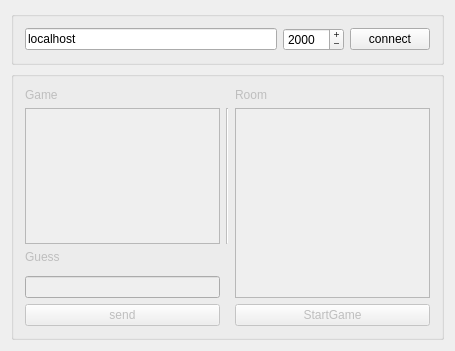
First picture: the form in client/mywidget.ui, repository pwput/PUT_SK2_Hangman, before the edit.
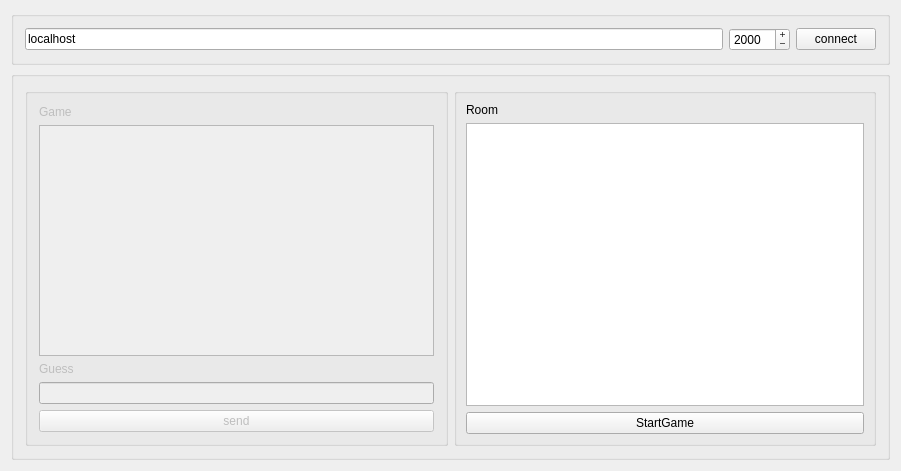
Second picture: the form after the edit.

```diff
--- a/client/mywidget.ui
+++ b/client/mywidget.ui
@@ -6,8 +6,8 @@
    <rect>
     <x>0</x>
     <y>0</y>
-    <width>455</width>
-    <height>351</height>
+    <width>901</width>
+    <height>471</height>
    </rect>
   </property>
   <property name="windowTitle">
@@ -54,68 +54,91 @@
     </widget>
    </item>
    <item>
+    <widget class="QGroupBox" name="groupBox">
+     <layout class="QHBoxLayout" name="horizontalLayout_8">
+      <item>
     <widget class="QGroupBox" name="talkGroup">
      <property name="enabled">
       <bool>false</bool>
      </property>
+        <property name="maximumSize">
+         <size>
+          <width>437</width>
+          <height>16777215</height>
+         </size>
+        </property>
      <property name="title">
       <string/>
      </property>
-     <layout class="QGridLayout" name="gridLayout">
-      <item row="4" column="0">
+        <layout class="QGridLayout" name="gridLayout_10">
+         <item row="0" column="0">
+          <widget class="QLabel" name="gameLabel">
+           <property name="text">
+            <string>Game</string>
+           </property>
+          </widget>
+         </item>
+         <item row="2" column="0">
+          <widget class="QLabel" name="guessLabel">
+           <property name="text">
+            <string>Guess</string>
+           </property>
+          </widget>
+         </item>
+         <item row="3" column="0">
        <widget class="QLineEdit" name="msgLineEdit"/>
       </item>
       <item row="1" column="0">
-       <widget class="QTextEdit" name="msgsTextEdit">
+          <widget class="QTextEdit" name="gameTextEdit">
         <property name="readOnly">
          <bool>true</bool>
         </property>
        </widget>
       </item>
-      <item row="1" column="1">
-       <widget class="Line" name="line">
-        <property name="orientation">
-         <enum>Qt::Vertical</enum>
-        </property>
-       </widget>
-      </item>
-      <item row="0" column="0">
-       <widget class="QLabel" name="gameLabel">
-        <property name="text">
-         <string>Game</string>
-        </property>
-       </widget>
-      </item>
-      <item row="0" column="2">
-       <widget class="QLabel" name="roomlabel">
-        <property name="text">
-         <string>Room</string>
-        </property>
-       </widget>
-      </item>
-      <item row="5" column="0">
+         <item row="4" column="0">
        <widget class="QPushButton" name="sendBtn">
         <property name="text">
          <string>send</string>
         </property>
        </widget>
       </item>
-      <item row="2" column="0">
-       <widget class="QLabel" name="guessLabel">
+        </layout>
+       </widget>
+      </item>
+      <item>
+       <widget class="QGroupBox" name="roomGroup">
+        <layout class="QGridLayout" name="gridLayout_12">
+         <property name="leftMargin">
+          <number>9</number>
+         </property>
+         <property name="topMargin">
+          <number>9</number>
+         </property>
+         <property name="rightMargin">
+          <number>9</number>
+         </property>
+         <property name="bottomMargin">
+          <number>9</number>
+         </property>
+         <item row="0" column="0">
+          <widget class="QLabel" name="roomlabel">
         <property name="text">
-         <string>Guess</string>
+            <string>Room</string>
         </property>
        </widget>
       </item>
-      <item row="5" column="2">
+         <item row="1" column="0">
+          <widget class="QTextEdit" name="roomTextEdit"/>
+         </item>
+         <item row="2" column="0">
        <widget class="QPushButton" name="startGameBtn">
         <property name="text">
          <string>StartGame</string>
         </property>
        </widget>
       </item>
-      <item row="1" column="2" rowspan="4">
-       <widget class="QTextEdit" name="textEdit"/>
+        </layout>
+       </widget>
       </item>
      </layout>
     </widget>
```
Left out of the diff: 4 changed lines with no effect on the pictures. Lines whose indentation alone changed are shown as unchanged.
